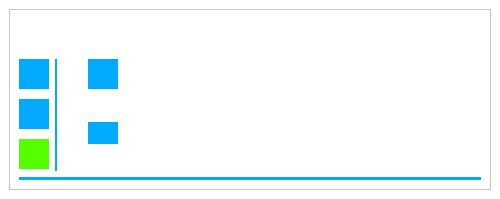
Before: the Qt Designer form archiveddoc.ui in ashraf-kx/maktaba-assistant, drawn with Qt 5.
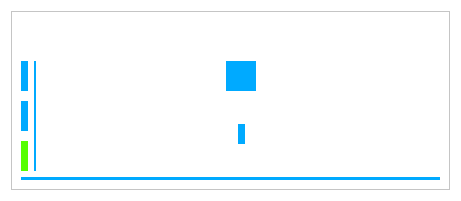
After: the same form once the commit is applied. Icons and pictures are not drawn.

```diff
--- a/archiveddoc.ui
+++ b/archiveddoc.ui
@@ -6,8 +6,8 @@
    <rect>
     <x>0</x>
     <y>0</y>
-    <width>500</width>
-    <height>199</height>
+    <width>461</width>
+    <height>201</height>
    </rect>
   </property>
   <property name="maximumSize">
@@ -22,22 +22,7 @@
   <property name="styleSheet">
    <string notr="true">background-color: rgb(255, 255, 255);</string>
   </property>
-  <layout class="QVBoxLayout" name="verticalLayout_2">
-   <property name="spacing">
-    <number>6</number>
-   </property>
-   <property name="leftMargin">
-    <number>9</number>
-   </property>
-   <property name="topMargin">
-    <number>9</number>
-   </property>
-   <property name="rightMargin">
-    <number>9</number>
-   </property>
-   <property name="bottomMargin">
-    <number>9</number>
-   </property>
+  <layout class="QVBoxLayout" name="verticalLayout_3">
    <item>
     <widget class="QFrame" name="frame">
      <property name="styleSheet">
@@ -51,7 +36,7 @@
      <property name="frameShadow">
       <enum>QFrame::Raised</enum>
      </property>
-     <layout class="QVBoxLayout" name="verticalLayout_3">
+     <layout class="QVBoxLayout" name="verticalLayout_2">
       <item>
        <layout class="QHBoxLayout" name="horizontalLayout_2">
         <property name="spacing">
@@ -119,7 +104,7 @@
        </layout>
       </item>
       <item>
-       <layout class="QHBoxLayout" name="horizontalLayout">
+       <layout class="QHBoxLayout" name="horizontalLayout_4">
         <item>
          <layout class="QGridLayout" name="gridLayout">
           <property name="sizeConstraint">
@@ -230,12 +215,21 @@
         </item>
         <item>
          <layout class="QVBoxLayout" name="verticalLayout">
-          <property name="leftMargin">
-           <number>25</number>
-          </property>
-          <property name="rightMargin">
-           <number>25</number>
-          </property>
+          <item>
+           <layout class="QHBoxLayout" name="horizontalLayout">
+            <item>
+             <spacer name="horizontalSpacer_3">
+              <property name="orientation">
+               <enum>Qt::Horizontal</enum>
+              </property>
+              <property name="sizeHint" stdset="0">
+               <size>
+                <width>40</width>
+                <height>20</height>
+               </size>
+              </property>
+             </spacer>
+            </item>
           <item>
            <widget class="QLabel" name="label">
             <property name="minimumSize">
@@ -265,7 +259,25 @@
             <property name="scaledContents">
              <bool>true</bool>
             </property>
-           </widget>
+              <property name="alignment">
+               <set>Qt::AlignCenter</set>
+              </property>
+             </widget>
+            </item>
+            <item>
+             <spacer name="horizontalSpacer">
+              <property name="orientation">
+               <enum>Qt::Horizontal</enum>
+              </property>
+              <property name="sizeHint" stdset="0">
+               <size>
+                <width>40</width>
+                <height>20</height>
+               </size>
+              </property>
+             </spacer>
+            </item>
+           </layout>
           </item>
           <item>
            <widget class="QLabel" name="Lb_nameClient">
@@ -279,7 +291,25 @@
             <property name="text">
              <string/>
             </property>
+            <property name="alignment">
+             <set>Qt::AlignCenter</set>
+            </property>
            </widget>
+          </item>
+          <item>
+           <layout class="QHBoxLayout" name="horizontalLayout_3">
+            <item>
+             <spacer name="horizontalSpacer_4">
+              <property name="orientation">
+               <enum>Qt::Horizontal</enum>
+              </property>
+              <property name="sizeHint" stdset="0">
+               <size>
+                <width>40</width>
+                <height>20</height>
+               </size>
+              </property>
+             </spacer>
           </item>
           <item>
            <widget class="QLabel" name="label_2">
@@ -305,6 +335,21 @@
              <bool>true</bool>
             </property>
            </widget>
+            </item>
+            <item>
+             <spacer name="horizontalSpacer_5">
+              <property name="orientation">
+               <enum>Qt::Horizontal</enum>
+              </property>
+              <property name="sizeHint" stdset="0">
+               <size>
+                <width>40</width>
+                <height>20</height>
+               </size>
+              </property>
+             </spacer>
+            </item>
+           </layout>
           </item>
           <item>
            <widget class="QLabel" name="Lb_titleBook">
```
Left out of the diff: 9 changed lines with no effect on the pictures. Lines whose indentation alone changed are shown as unchanged.
